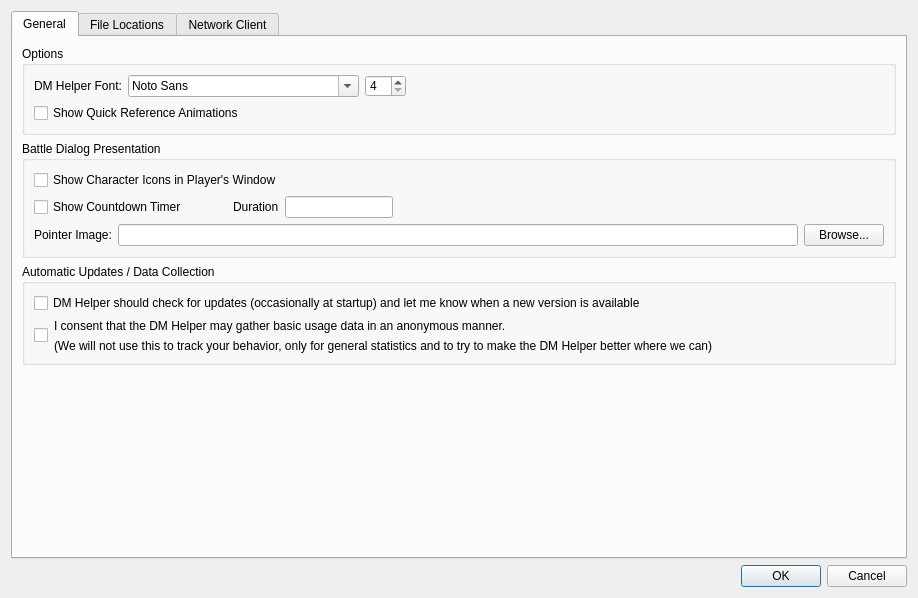
The window that DMHelper/src/optionsdialog.ui (MMetze/DMHelper) describes before a commit, drawn with Qt 5.
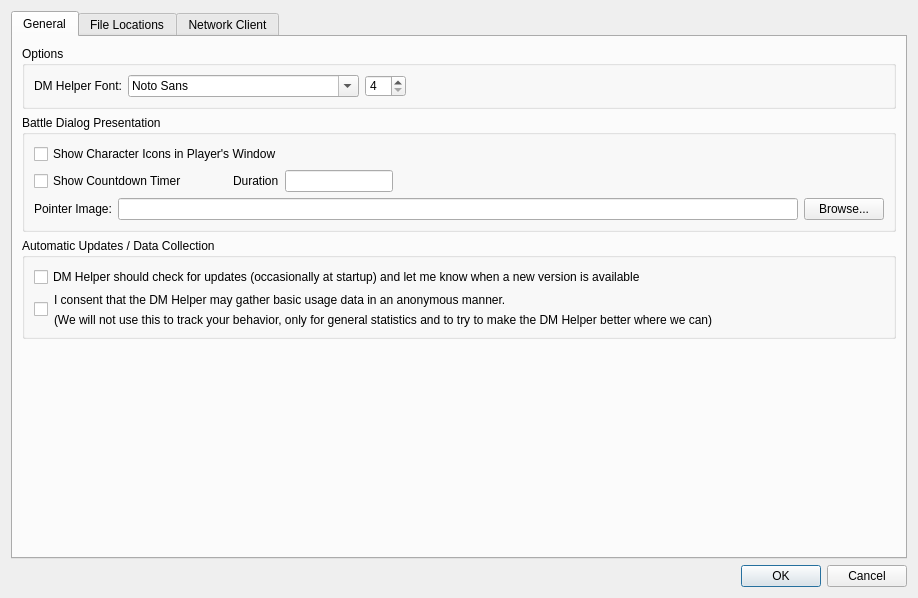
The same window after the commit. Icons and pictures are not drawn.

Commit message:
Removed option for quick reference animation
Quick Reference animation removed
Undo/Redo disabled as it doesn't work

The edit to the form file:
```diff
--- a/DMHelper/src/optionsdialog.ui
+++ b/DMHelper/src/optionsdialog.ui
@@ -101,13 +101,6 @@
             </item>
            </layout>
           </item>
-          <item>
-           <widget class="QCheckBox" name="chkShowAnimations">
-            <property name="text">
-             <string>Show Quick Reference Animations</string>
-            </property>
-           </widget>
-          </item>
          </layout>
         </widget>
        </item>
```
The commit also changes 2 other files.
